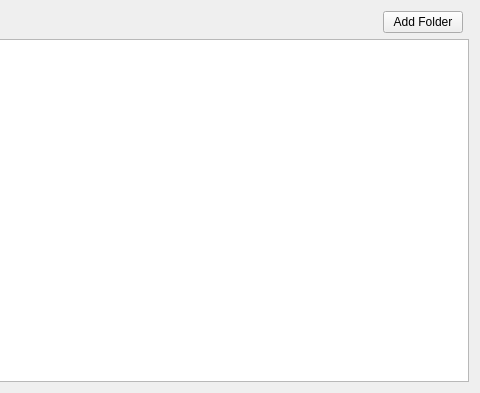
Before: the Qt Designer form main/FoldersView.ui in towel42-com/RulesMaker, drawn with Qt 5; both pictures show x 413 to 893 and y 0 to 393 of the 893 by 393 pixel window.
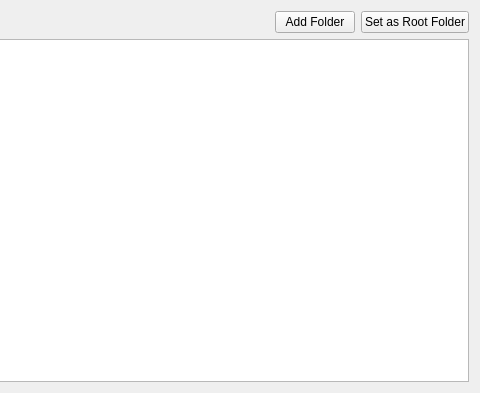
After: the same form once the commit is applied.

```diff
--- a/main/FoldersView.ui
+++ b/main/FoldersView.ui
@@ -58,6 +58,13 @@
      </property>
     </spacer>
    </item>
+   <item row="2" column="5">
+    <widget class="QPushButton" name="setRootFolderBtn">
+     <property name="text">
+      <string>Set as Root Folder</string>
+     </property>
+    </widget>
+   </item>
   </layout>
  </widget>
  <tabstops>
```
